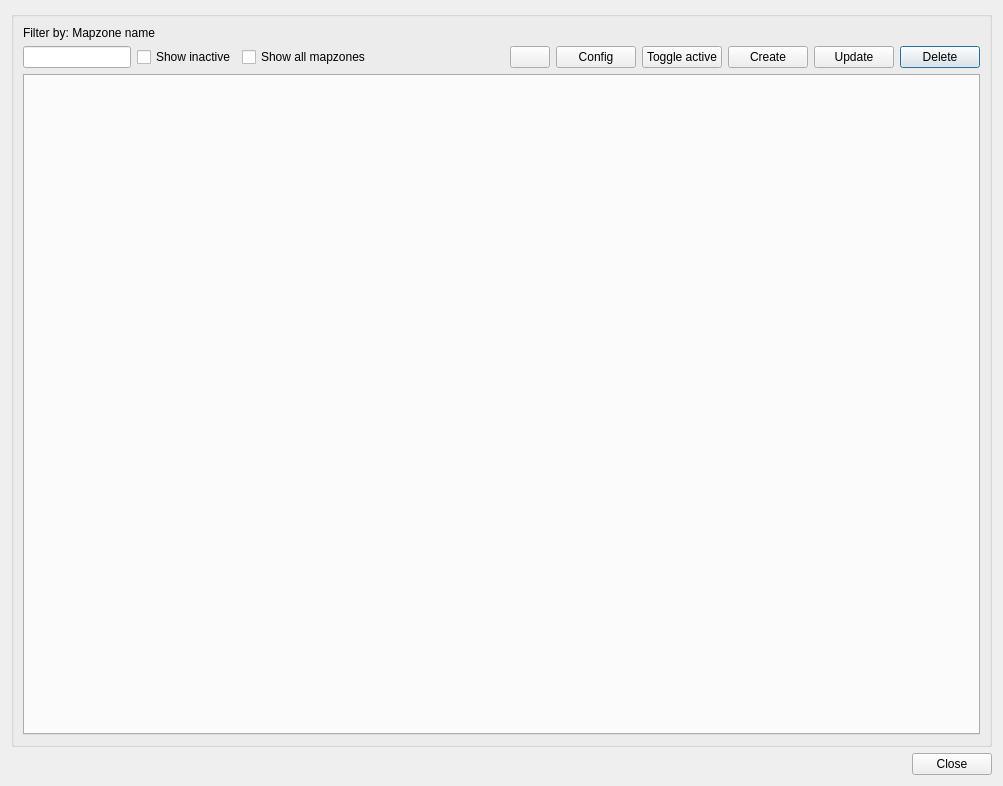
The window that core/ui/toolbars/utilities/mapzone_manager.ui (Giswater/giswater_qgis_plugin) describes before a commit, drawn with Qt 5.
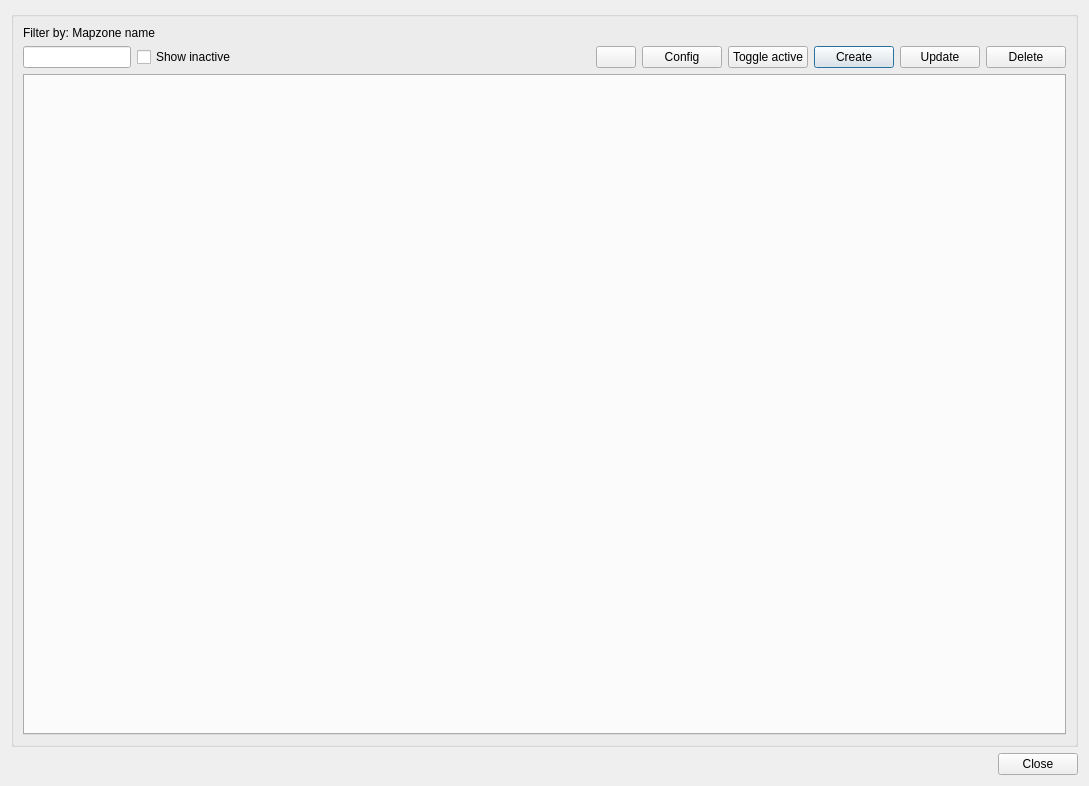
The same window after the commit.

Commit message: feat(mapzone_manager): remove chk show all mapzones

Patch:
```diff
--- a/core/ui/toolbars/utilities/mapzone_manager.ui
+++ b/core/ui/toolbars/utilities/mapzone_manager.ui
@@ -6,7 +6,7 @@
    <rect>
     <x>0</x>
     <y>0</y>
-    <width>1003</width>
+    <width>1089</width>
     <height>786</height>
    </rect>
   </property>
@@ -26,21 +26,8 @@
       <string/>
      </property>
      <layout class="QGridLayout" name="verticalLayout_3">
-      <item row="5" column="10">
-       <widget class="QPushButton" name="btn_delete">
-        <property name="sizePolicy">
-         <sizepolicy hsizetype="Fixed" vsizetype="Fixed">
-          <horstretch>0</horstretch>
-          <verstretch>0</verstretch>
-         </sizepolicy>
-        </property>
-        <property name="text">
-         <string>Delete</string>
-        </property>
-       </widget>
-      </item>
       <item row="5" column="7">
-       <widget class="QPushButton" name="btn_toggle_active">
+       <widget class="QPushButton" name="btn_create">
         <property name="sizePolicy">
          <sizepolicy hsizetype="Fixed" vsizetype="Fixed">
           <horstretch>0</horstretch>
@@ -48,27 +35,11 @@
          </sizepolicy>
         </property>
         <property name="text">
-         <string>Toggle active</string>
+         <string>Create</string>
         </property>
        </widget>
       </item>
-      <item row="6" column="0" colspan="11">
-       <widget class="QTabWidget" name="main_tab"/>
-      </item>
-      <item row="5" column="0">
-       <widget class="QLineEdit" name="txt_name">
-        <property name="sizePolicy">
-         <sizepolicy hsizetype="Fixed" vsizetype="Fixed">
-          <horstretch>0</horstretch>
-          <verstretch>0</verstretch>
-         </sizepolicy>
-        </property>
-        <property name="text">
-         <string/>
-        </property>
-       </widget>
-      </item>
-      <item row="5" column="6">
+      <item row="5" column="5">
        <widget class="QPushButton" name="btn_config">
         <property name="sizePolicy">
          <sizepolicy hsizetype="Fixed" vsizetype="Fixed">
@@ -81,7 +52,7 @@
         </property>
        </widget>
       </item>
-      <item row="5" column="9">
+      <item row="5" column="8">
        <widget class="QPushButton" name="btn_update">
         <property name="sizePolicy">
          <sizepolicy hsizetype="Fixed" vsizetype="Fixed">
@@ -94,7 +65,27 @@
         </property>
        </widget>
       </item>
-      <item row="5" column="3">
+      <item row="5" column="6">
+       <widget class="QPushButton" name="btn_toggle_active">
+        <property name="sizePolicy">
+         <sizepolicy hsizetype="Fixed" vsizetype="Fixed">
+          <horstretch>0</horstretch>
+          <verstretch>0</verstretch>
+         </sizepolicy>
+        </property>
+        <property name="text">
+         <string>Toggle active</string>
+        </property>
+       </widget>
+      </item>
+      <item row="5" column="4">
+       <widget class="QPushButton" name="btn_execute">
+        <property name="text">
+         <string/>
+        </property>
+       </widget>
+      </item>
+      <item row="5" column="2">
        <spacer name="horizontalSpacer_2">
         <property name="orientation">
          <enum>Qt::Horizontal</enum>
@@ -107,8 +98,15 @@
         </property>
        </spacer>
       </item>
-      <item row="5" column="8">
-       <widget class="QPushButton" name="btn_create">
+      <item row="4" column="0" colspan="2">
+       <widget class="QLabel" name="lbl_mapzone_name">
+        <property name="text">
+         <string>Filter by: Mapzone name</string>
+        </property>
+       </widget>
+      </item>
+      <item row="5" column="0">
+       <widget class="QLineEdit" name="txt_name">
         <property name="sizePolicy">
          <sizepolicy hsizetype="Fixed" vsizetype="Fixed">
           <horstretch>0</horstretch>
@@ -116,11 +114,14 @@
          </sizepolicy>
         </property>
         <property name="text">
-         <string>Create</string>
+         <string/>
         </property>
        </widget>
       </item>
-      <item row="5" column="4">
+      <item row="6" column="0" colspan="10">
+       <widget class="QTabWidget" name="main_tab"/>
+      </item>
+      <item row="5" column="3">
        <widget class="QLabel" name="lbl_vdefault_workspace">
         <property name="sizePolicy">
          <sizepolicy hsizetype="Fixed" vsizetype="Preferred">
@@ -133,13 +134,6 @@
         </property>
        </widget>
       </item>
-      <item row="5" column="5">
-       <widget class="QPushButton" name="btn_execute">
-        <property name="text">
-         <string/>
-        </property>
-       </widget>
-      </item>
       <item row="5" column="1">
        <widget class="QCheckBox" name="chk_active">
         <property name="text">
@@ -147,20 +141,16 @@
         </property>
        </widget>
       </item>
-      <item row="4" column="0" colspan="2">
-       <widget class="QLabel" name="lbl_mapzone_name">
-        <property name="text">
-         <string>Filter by: Mapzone name</string>
+      <item row="5" column="9">
+       <widget class="QPushButton" name="btn_delete">
+        <property name="sizePolicy">
+         <sizepolicy hsizetype="Fixed" vsizetype="Fixed">
+          <horstretch>0</horstretch>
+          <verstretch>0</verstretch>
+         </sizepolicy>
         </property>
-       </widget>
-      </item>
-      <item row="5" column="2">
-       <widget class="QCheckBox" name="chk_show_all">
-        <property name="toolTip">
-         <string>Show all mapzones without user selection</string>
-        </property>
         <property name="text">
-         <string>Show all mapzones</string>
+         <string>Delete</string>
         </property>
        </widget>
       </item>
```
The commit also changes 1 other file.
